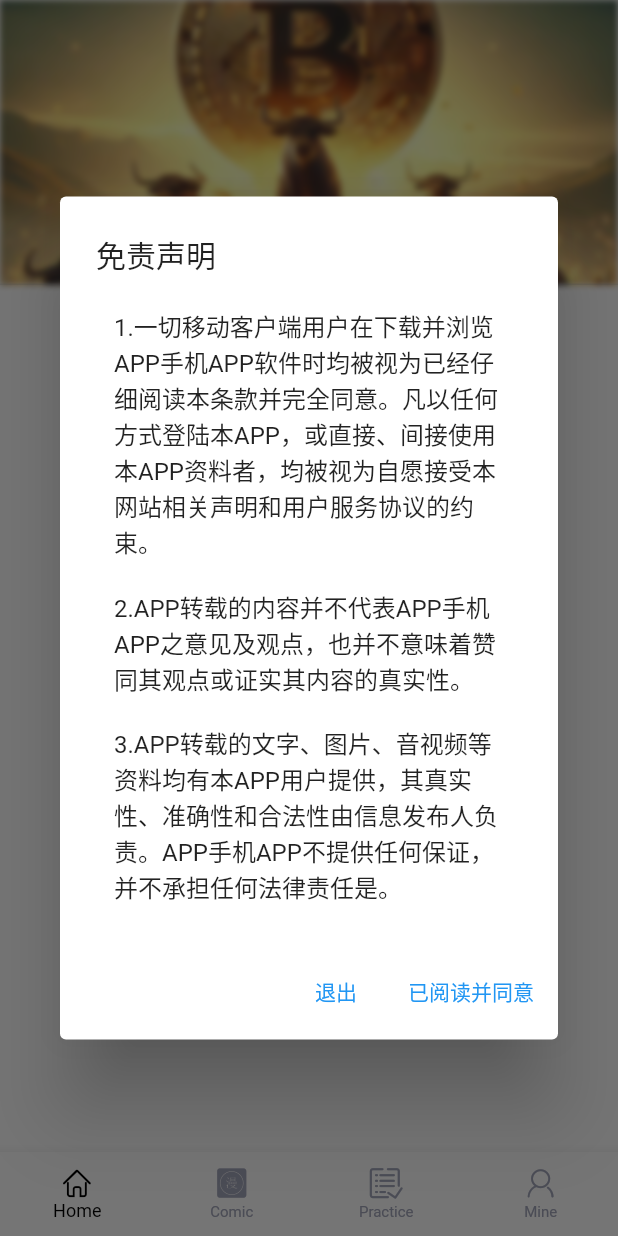
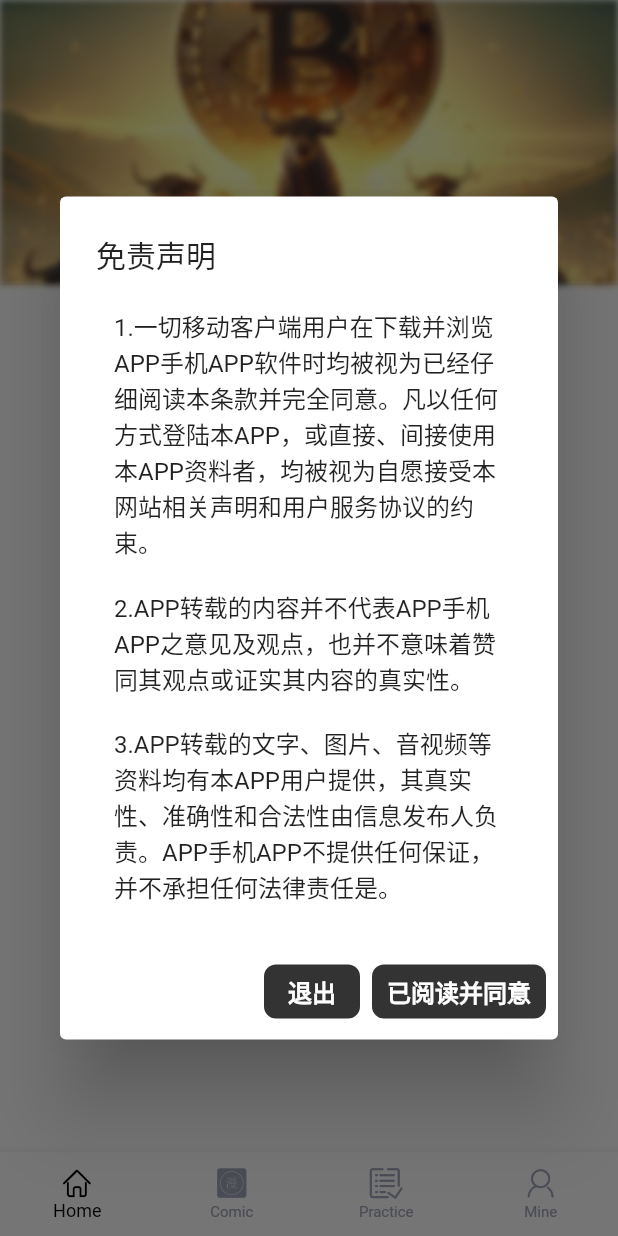
Before and after one commit to helloDolin/dolin_demo_flutter, a Flutter app: the screen it shows after launch, on a phone screen of 412 x 824 dp. Run offline on Flutter 3.47's test engine with Material 2 defaults, Android fonts, the phone set to English and light mode, and no system bars; drawn by our look-alikes of pull_to_refresh; our stand-ins replace cached_network_image, chewie, device_info_plus, dio, easy_refresh, expandable and 18 more; missing offline and left inert: barcode_scan2, dash_painter, file_selector, flutter_inappwebview, logger_flutter_plus, scrollable_list_tab_scroller and 2 more; accounts and stored records are empty; statements that could not run were skipped.

Commit message:
feat: 1.add textButtonTheme 2. gallery loadingBuilder

```diff
--- a/lib/app/common_widgets/gallery/index.dart
+++ b/lib/app/common_widgets/gallery/index.dart
@@ -27,7 +27,7 @@ class GalleryPhotoViewWrapper extends StatefulWidget {
   GalleryPhotoViewWrapper({
     required this.galleryItems,
     super.key,
-    this.loadingBuilder,
+    // this.loadingBuilder,
     this.backgroundDecoration,
     this.minScale,
     this.maxScale,
@@ -35,7 +35,7 @@ class GalleryPhotoViewWrapper extends StatefulWidget {
     this.scrollDirection = Axis.horizontal,
   }) : pageController = PageController(initialPage: initialIndex);
 
-  final LoadingBuilder? loadingBuilder;
+  // final LoadingBuilder? loadingBuilder;
   final BoxDecoration? backgroundDecoration;
   final dynamic minScale;
   final dynamic maxScale;
@@ -78,7 +78,18 @@ class _GalleryPhotoViewWrapperState extends State<GalleryPhotoViewWrapper> {
                 scrollPhysics: const BouncingScrollPhysics(),
                 builder: _buildItem,
                 itemCount: widget.galleryItems.length,
-                loadingBuilder: widget.loadingBuilder,
+                loadingBuilder: (context, event) => Center(
+                  child: SizedBox(
+                    width: 20,
+                    height: 20,
+                    child: CircularProgressIndicator(
+                      value: event == null
+                          ? 0
+                          : (event.cumulativeBytesLoaded /
+                              (event.expectedTotalBytes ?? 0)),
+                    ),
+                  ),
+                ),
                 backgroundDecoration: widget.backgroundDecoration,
                 pageController: widget.pageController,
                 onPageChanged: onPageChanged,
@@ -87,7 +98,7 @@ class _GalleryPhotoViewWrapperState extends State<GalleryPhotoViewWrapper> {
               Row(
                 mainAxisAlignment: MainAxisAlignment.end,
                 children: [
-                  ElevatedButton(
+                  TextButton(
                     onPressed: () async {
                       await saveNetImage(widget.galleryItems[currentIndex]);
                     },
--- a/lib/app/constants/app_theme.dart
+++ b/lib/app/constants/app_theme.dart
@@ -74,6 +74,32 @@ class AppTheme {
     // 输入框填充色
     inputDecorationTheme: const InputDecorationTheme(
       fillColor: Color(0xff333333),
+    ),
+    textButtonTheme: TextButtonThemeData(
+      style: ButtonStyle(
+        backgroundColor: MaterialStateProperty.resolveWith(
+          // 根据组件状态设置值
+          (states) => states.contains(MaterialState.disabled)
+              ? const Color(0xFF5e5e5e)
+              : const Color(0xFF333333),
+        ),
+        foregroundColor: MaterialStateProperty.resolveWith(
+          (states) => states.contains(MaterialState.disabled)
+              ? const Color(0xFFABABAB)
+              : Colors.white,
+        ),
+        // 定义按钮在被点击时的覆盖颜色
+        overlayColor: const MaterialStatePropertyAll(Colors.white10),
+        padding: const MaterialStatePropertyAll(
+          EdgeInsets.symmetric(vertical: 5, horizontal: 10),
+        ),
+        shape: MaterialStateProperty.all(
+          RoundedRectangleBorder(borderRadius: BorderRadius.circular(8)),
+        ),
+        textStyle: const MaterialStatePropertyAll(
+          TextStyle(fontSize: 16, fontWeight: FontWeight.w600),
+        ),
+      ),
     ),
   );
 
@@ -152,5 +178,29 @@ class AppTheme {
     inputDecorationTheme: const InputDecorationTheme(
       fillColor: Color(0xffffffff),
     ),
+    textButtonTheme: TextButtonThemeData(
+      style: ButtonStyle(
+        backgroundColor: MaterialStateProperty.resolveWith(
+          // 根据组件状态设置值
+          (states) => states.contains(MaterialState.disabled)
+              ? const Color(0xFF5e5e5e)
+              : const Color(0xFFFFFFFF),
+        ),
+        foregroundColor: MaterialStateProperty.resolveWith(
+          (states) => states.contains(MaterialState.disabled)
+              ? const Color(0xFFABABAB)
+              : Colors.black,
+        ),
+        // 定义按钮在被点击时的覆盖颜色
+        overlayColor: const MaterialStatePropertyAll(Colors.white10),
+        padding: const MaterialStatePropertyAll(
+          EdgeInsets.symmetric(vertical: 16, horizontal: 25),
+        ),
+        shape: const MaterialStatePropertyAll(StadiumBorder()),
+        textStyle: const MaterialStatePropertyAll(
+          TextStyle(fontSize: 16, fontWeight: FontWeight.w600),
+        ),
+      ),
+    ),
   );
 }
```
